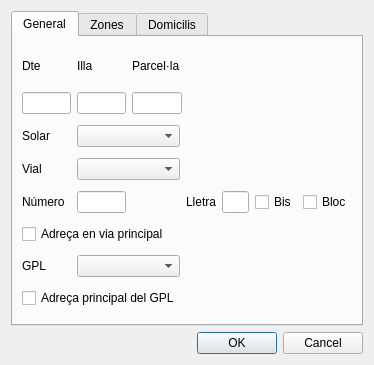
Before: the Qt Designer form moduls/NG_Adreca.ui in SistemesInformacioTerritorial/Qvista, drawn with Qt 5.
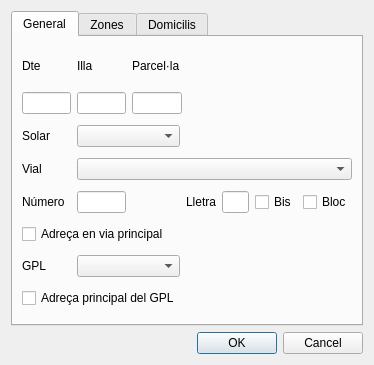
After: the same form once the commit is applied.

Diff of the .ui file:
```diff
--- a/moduls/NG_Adreca.ui
+++ b/moduls/NG_Adreca.ui
@@ -129,9 +129,6 @@
          </property>
         </widget>
        </item>
-       <item row="3" column="1" colspan="2">
-        <widget class="QComboBox" name="comboBox"/>
-       </item>
        <item row="4" column="0">
         <widget class="QLabel" name="label_22">
          <property name="text">
@@ -210,6 +207,9 @@
          </property>
         </widget>
        </item>
+       <item row="3" column="1" colspan="6">
+        <widget class="QComboBox" name="comboBox"/>
+       </item>
       </layout>
      </widget>
      <widget class="QWidget" name="tab_2">
```
Left out of the diff: 6 changed lines with no effect on the pictures.
